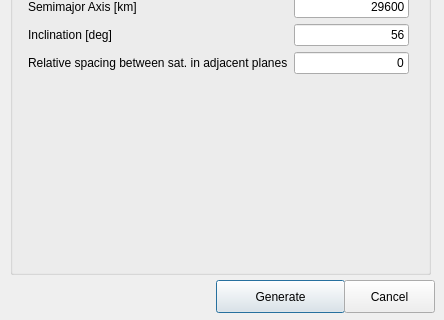
Before: the Qt Designer form sta-src/Constellations/constellationwizard.ui in Dwarf-Planet-Project/SpaceDesignTool, drawn with Qt 5; both pictures show x 0 to 444 and y 140 to 460 of the 444 by 460 pixel window.
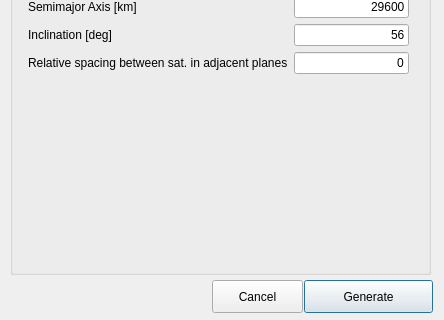
After: the same form once the commit is applied.

Commit message: Integration of the code of Class and Seffen in Cambrian: moving the pop up window to a pull-down menu on the STA main window

What changed in the file:
```diff
--- a/sta-src/Constellations/constellationwizard.ui
+++ b/sta-src/Constellations/constellationwizard.ui
@@ -25,7 +25,7 @@
   <widget class="QPushButton" name="pushButton">
    <property name="geometry">
     <rect>
-     <x>216</x>
+     <x>304</x>
      <y>420</y>
      <width>129</width>
      <height>33</height>
@@ -38,7 +38,7 @@
   <widget class="QPushButton" name="pushButton_2">
    <property name="geometry">
     <rect>
-     <x>344</x>
+     <x>212</x>
      <y>420</y>
      <width>91</width>
      <height>33</height>
```
The commit also changes 4 other files.
